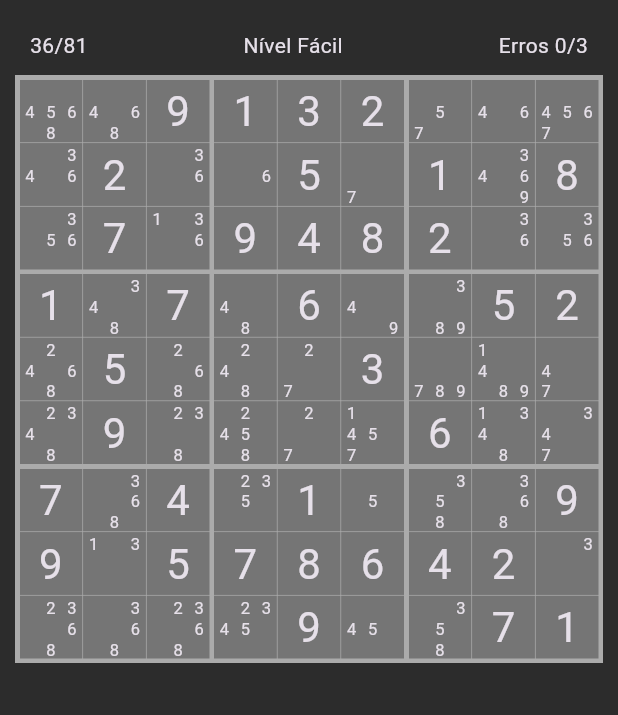
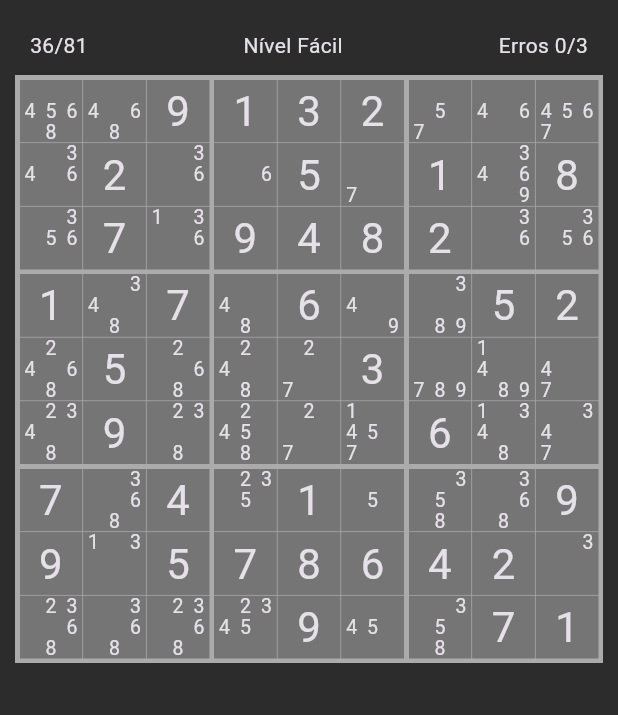
Before and after one commit to WellingtonNico/sudoku, a Flutter app: the screen it shows after launch, after a tap on "Fácil", after a tap on the "edit calendar" icon, on a phone screen of 412 x 824 dp, the part 276-991 px from its top. Run offline on Flutter 3.47's test engine with Material 3 defaults, Android fonts, the light colour scheme and no system bars; our stand-ins replace get.

Commit message:
style: ajuste grid anotações

```diff
--- a/lib/screens/game/grid.dart
+++ b/lib/screens/game/grid.dart
@@ -37,6 +37,7 @@ class SudokuGrid extends StatelessWidget {
     GameController controller = Get.find();
     return GridView.count(
       padding: EdgeInsets.zero,
+      physics: const NeverScrollableScrollPhysics(),
       crossAxisSpacing: .5,
       mainAxisSpacing: .5,
       crossAxisCount: 3,
@@ -58,6 +59,7 @@ class SudokuGrid extends StatelessWidget {
   Widget getGridAnotacoes(Numero numero) {
     return GridView.count(
         padding: EdgeInsets.zero,
+        physics: const NeverScrollableScrollPhysics(),
         crossAxisCount: 3,
         children: [
           for (var n in lista9)
@@ -65,7 +67,11 @@ class SudokuGrid extends StatelessWidget {
               Center(
                 child: Text(
                   n.toString(),
-                  style: const TextStyle(fontSize: 11, letterSpacing: 0),
+                  style: const TextStyle(
+                    fontSize: 13,
+                    letterSpacing: 0,
+                    height: 1,
+                  ),
                 ),
               )
             else
```
